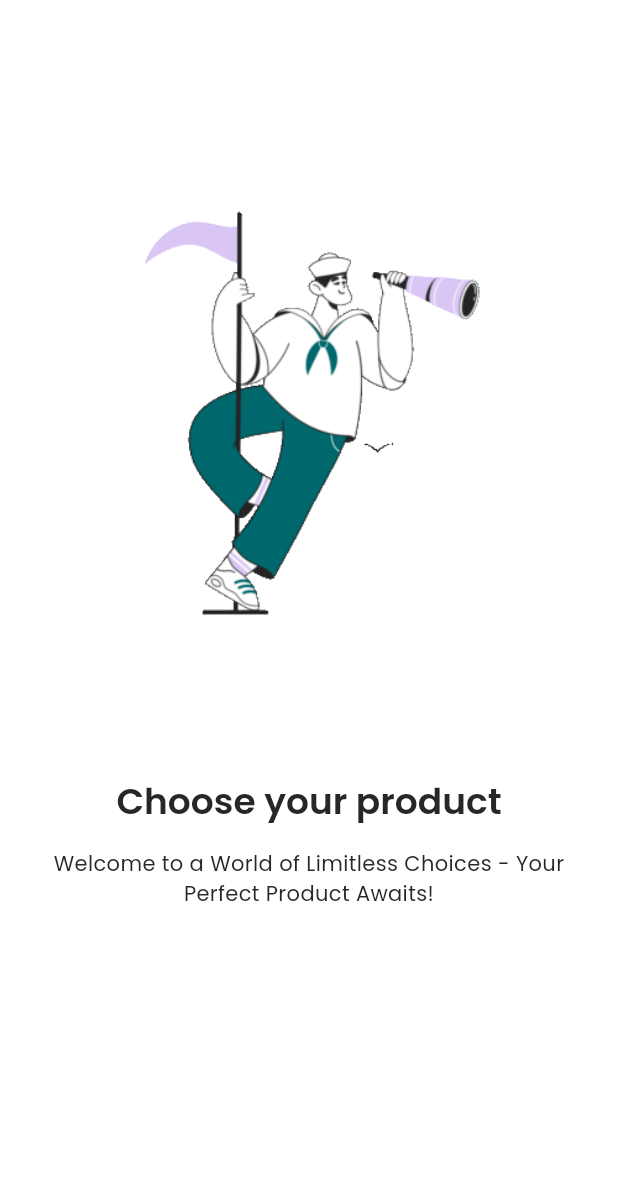
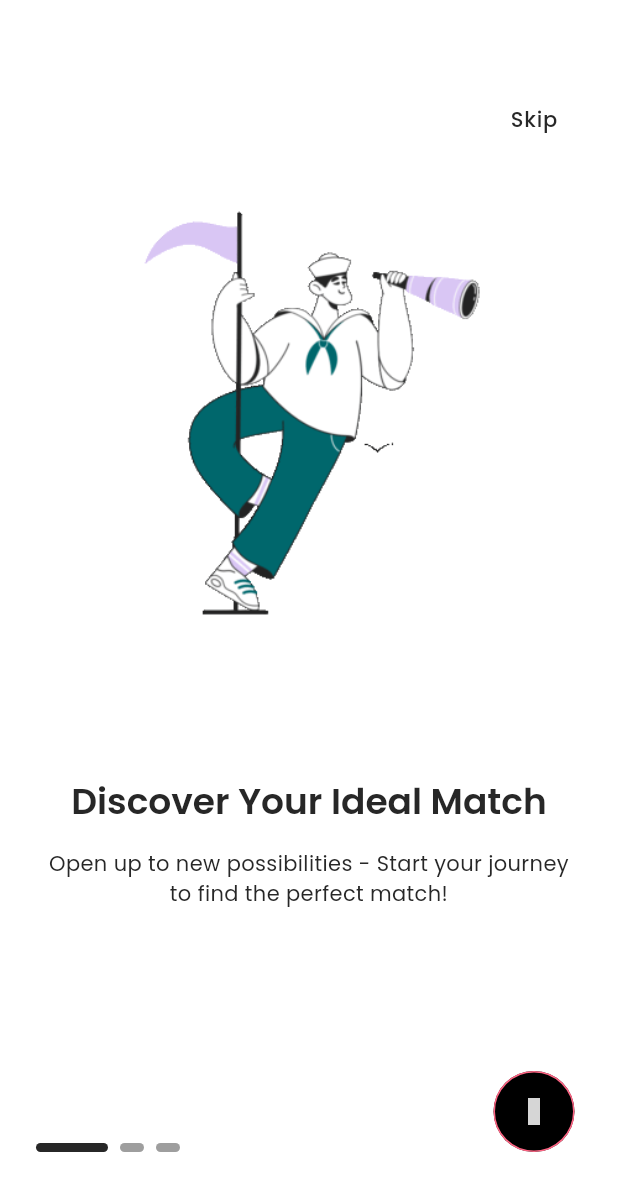
Before and after one commit to ngb4o/Ve_Amor_Dating_App, a Flutter app: the screen it shows after launch, on a phone screen of 412 x 824 dp. Shown: the top 1191 px of the screen. Run offline on Flutter 3.47's test engine with Material 3 defaults, Android fonts, the phone set to English and light mode, and no system bars; drawn by our look-alikes of smooth_page_indicator; our stand-ins replace connectivity_plus, firebase_storage, get, get_storage, iconsax, logger and 1 more; accounts and stored records are empty; project files that could hold a hidden picture were left out; grey boxes are pictures that could not be loaded.

Commit message:
onboarding controller & login screen

```diff
--- a/lib/features/authentication/screens/onboarding/onboarding.dart
+++ b/lib/features/authentication/screens/onboarding/onboarding.dart
@@ -5,10 +5,13 @@ class OnBoardingScreen extends StatelessWidget {
 
   @override
   Widget build(BuildContext context) {
+    final controller = Get.put(OnBoardingController());
     return Scaffold(
       body: Stack(
         children: [
           PageView(
+            controller: controller.pageController,
+            onPageChanged: controller.updatePageIndicator,
             children: const [
               // OnBoardingPage1
               OnBoardingPage(
@@ -29,9 +32,17 @@ class OnBoardingScreen extends StatelessWidget {
                 image: TImages.onBoardingImage3,
                 title: TTexts.onBoardingTitle3,
                 subTitle: TTexts.onBoardingSubTitle3,
-              )
+              ),
             ],
-          )
+          ),
+          // Skip Button
+          const OnBoardingSkippButton(),
+
+          // Dot Navigation SmoothPageIndicator
+          const OnBoardingDotNavigation(),
+
+          // Circular Button
+          const OnBoardingNextButton(),
         ],
       ),
     );
--- a/lib/features/authentication/screens/onboarding/onboarding_imports.dart
+++ b/lib/features/authentication/screens/onboarding/onboarding_imports.dart
@@ -1,5 +1,9 @@
 import 'package:flutter/material.dart';
+import 'package:get/get_core/src/get_main.dart';
+import 'package:get/get_instance/get_instance.dart';
+import 'package:ve_amor_app/features/authentication/controller/onboarding/onboarding_controller.dart';
 import 'package:ve_amor_app/features/authentication/screens/onboarding/widgets/widget_imports.dart';
 import 'package:ve_amor_app/utils/constants/image_strings.dart';
 import 'package:ve_amor_app/utils/constants/text_strings.dart';
+
 part 'onboarding.dart';
--- /dev/null
+++ b/lib/features/authentication/screens/onboarding/widgets/onboarding_dot_navigation.dart
@@ -0,0 +1,24 @@
+part of 'widget_imports.dart';
+
+class OnBoardingDotNavigation extends StatelessWidget {
+  const OnBoardingDotNavigation({super.key});
+
+  @override
+  Widget build(BuildContext context) {
+    final dark = THelperFunctions.isDarkMode(context);
+    final controller = OnBoardingController.instance;
+    return Positioned(
+      bottom: TDeviceUtils.getBottomNavigationBarHeight(),
+      left: TSizes.defaultSpace,
+      child: SmoothPageIndicator(
+        controller: controller.pageController,
+        onDotClicked: controller.dotNavigationClick,
+        count: 3,
+        effect: ExpandingDotsEffect(
+          activeDotColor: dark ? TColors.light : TColors.dark,
+          dotHeight: 6,
+        ),
+      ),
+    );
+  }
+}
--- /dev/null
+++ b/lib/features/authentication/screens/onboarding/widgets/onboarding_next_button.dart
@@ -0,0 +1,25 @@
+part of 'widget_imports.dart';
+
+class OnBoardingNextButton extends StatelessWidget {
+  const OnBoardingNextButton({super.key});
+
+  @override
+  Widget build(BuildContext context) {
+    final dark = THelperFunctions.isDarkMode(context);
+    final controller = OnBoardingController.instance;
+    return Positioned(
+      right: TSizes.defaultSpace,
+      bottom: TDeviceUtils.getBottomNavigationBarHeight(),
+      child: ElevatedButton(
+        style: ElevatedButton.styleFrom(
+          shape: const CircleBorder(),
+          backgroundColor: dark ? TColors.primary : Colors.black,
+        ),
+        onPressed: () {
+          controller.nextPage();
+        },
+        child: const Icon(Iconsax.arrow_right_3),
+      ),
+    );
+  }
+}
--- /dev/null
+++ b/lib/features/authentication/screens/onboarding/widgets/onboarding_skip_button.dart
@@ -0,0 +1,21 @@
+part of 'widget_imports.dart';
+
+class OnBoardingSkippButton extends StatelessWidget {
+  const OnBoardingSkippButton({super.key});
+
+  @override
+  Widget build(BuildContext context) {
+    final dark = THelperFunctions.isDarkMode(context);
+    final controller = OnBoardingController.instance;
+    return Positioned(
+      top: TDeviceUtils.getAppBarHeight(),
+      right: TSizes.defaultSpace,
+      child: TextButton(
+        onPressed: () {
+          controller.skipPage();
+        },
+        child: Text('Skip', style: Theme.of(context).textTheme.bodyLarge),
+      ),
+    );
+  }
+}
--- a/lib/features/authentication/screens/onboarding/widgets/widget_imports.dart
+++ b/lib/features/authentication/screens/onboarding/widgets/widget_imports.dart
@@ -1,5 +1,14 @@
 import 'package:flutter/material.dart';
+import 'package:iconsax/iconsax.dart';
+import 'package:smooth_page_indicator/smooth_page_indicator.dart';
+import 'package:ve_amor_app/utils/constants/colors.dart';
 import 'package:ve_amor_app/utils/constants/sizes.dart';
+import 'package:ve_amor_app/utils/device/device_utility.dart';
 import 'package:ve_amor_app/utils/helpers/helper_functions.dart';
 
+import '../../../controller/onboarding/onboarding_controller.dart';
+
 part 'onboarding_page.dart';
+part 'onboarding_skip_button.dart';
+part 'onboarding_dot_navigation.dart';
+part 'onboarding_next_button.dart';
--- a/lib/utils/constants/text_strings.dart
+++ b/lib/utils/constants/text_strings.dart
@@ -12,13 +12,14 @@ class TTexts {
 
 
   // -- OnBoarding Texts
-  static const String onBoardingTitle1 = "Choose your product";
-  static const String onBoardingTitle2 = "Select Payment Method";
-  static const String onBoardingTitle3 = "Deliver at your door step";
+  static const String onBoardingTitle1 = "Discover Your Ideal Match";
+  static const String onBoardingTitle2 = "Connect Safely and Securely";
+  static const String onBoardingTitle3 = "Create Your Own Story";
 
-  static const String onBoardingSubTitle1 = "Welcome to a World of Limitless Choices - Your Perfect Product Awaits!";
-  static const String onBoardingSubTitle2 = "For Seamless Transactions, Choose Your Payment Path - Your Convenience, Our Priority!";
-  static const String onBoardingSubTitle3 = "From Our Doorstep to Yours - Swift, Secure, and Contactless Delivery!";
+// Subtitles for Onboarding Screens
+  static const String onBoardingSubTitle1 = "Open up to new possibilities - Start your journey to find the perfect match!";
+  static const String onBoardingSubTitle2 = "Experience secure connections with profile verification - Only the best for you!";
+  static const String onBoardingSubTitle3 = "Start your new relationship with unforgettable moments - Everything is possible!";
 
 
   // -- Authentication Forms
@@ -44,8 +45,8 @@ class TTexts {
 
 
   // -- Authentication Headings
-  static const String loginTitle = "Welcome back,";
-  static const String loginSubTitle = "Discover Limitless Choices and Unmatched Convenience.";
+  static const String loginTitle = "Welcome Back!";
+  static const String loginSubTitle = "Reconnect and explore meaningful connections with just a tap.";
   static const String signupTitle = "Let’s create your account";
   static const String forgetPasswordTitle = "Forget password";
   static const String forgetPasswordSubTitle = "Don’t worry sometimes people can forget too, enter your email and we will send you a password reset link.";
```
Also changed, not shown: lib/common/widgets/login_signup/form_divider.dart (added, +44 -0 lines), lib/common/widgets/login_signup/social_buttons.dart (added, +53 -0 lines), lib/features/authentication/controller/onboarding/onboarding_controller.dart (added, +43 -0 lines), lib/features/authentication/screens/login/login.dart (added, +35 -0 lines), lib/features/authentication/screens/login/login_imports.dart (added, +10 -0 lines), lib/features/authentication/screens/login/widgets/login_form.dart (added, +88 -0 lines), lib/features/authentication/screens/login/widgets/login_header.dart (added, +40 -0 lines), lib/features/authentication/screens/login/widgets/widget_imports.dart (added, +14 -0 lines), .mason/bricks.json.
